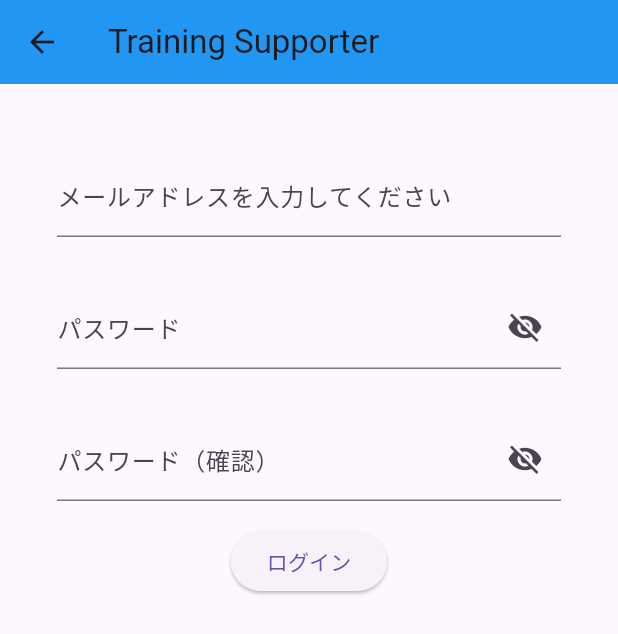
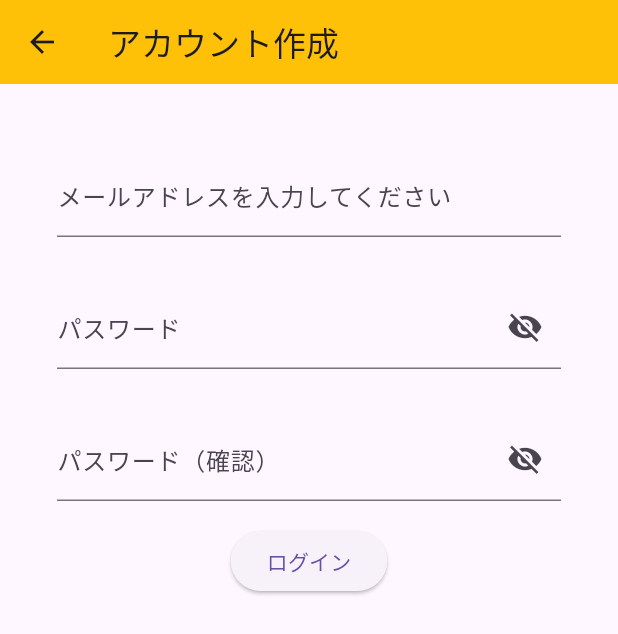
Before and after one commit to takemotomizuki/training-supporter, a Flutter app: the screen it shows after launch, after a tap on "ログイン", after a tap on "アカウント作成はこちら", on a phone screen of 412 x 824 dp. Shown: the top 634 px of the screen. Run offline on Flutter 3.47's test engine with Material 3 defaults, Android fonts, the phone set to English and light mode, and no system bars; our stand-ins replace camera, cloud_firestore, firebase_auth, firebase_core, fl_chart; missing offline and left inert: dart:ffi, google_mlkit_commons, google_mlkit_pose_detection; accounts and stored records are empty; network calls fail.

```diff
--- a/lib/view/login.dart
+++ b/lib/view/login.dart
@@ -33,8 +33,8 @@ class _LoginPageState extends State<LoginPage> {
   Widget build(BuildContext context) {
     return Scaffold(
       appBar: AppBar(
-        title: Text('Training Supporter'),
-        backgroundColor: Colors.blue,
+        title: Text('ログイン'),
+        backgroundColor: Colors.amber,
       ),
       body: Center(
         child: Container(
--- a/lib/view/signup.dart
+++ b/lib/view/signup.dart
@@ -26,8 +26,8 @@ class _SignupPageState extends State<SignupPage> {
   Widget build(BuildContext context) {
     return Scaffold(
       appBar: AppBar(
-        title: Text('Training Supporter'),
-        backgroundColor: Colors.blue,
+        title: Text('アカウント作成'),
+        backgroundColor: Colors.amber,
       ),
       body: Center(
         child: Container(
```
Also changed, not shown: pubspec.yaml (+17 -1 lines), assets/images/mucsle_circle.png (added), assets/images/mucsle_icon.png (added), assets/images/muscle.png (added), pubspec.lock, 32 other files.
